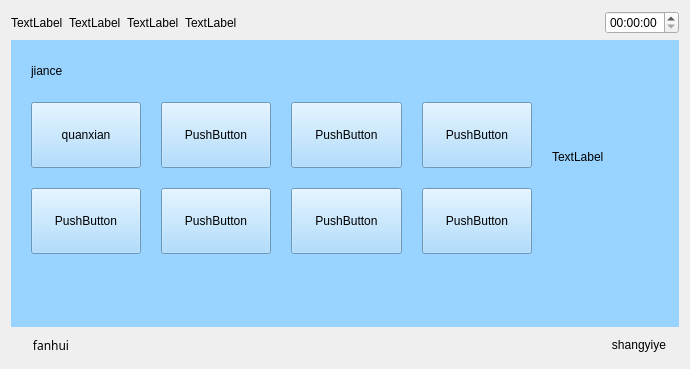
xsw258x2s5w8/WeightSensor, file WeighSensor/jiance.ui: the form before one commit.
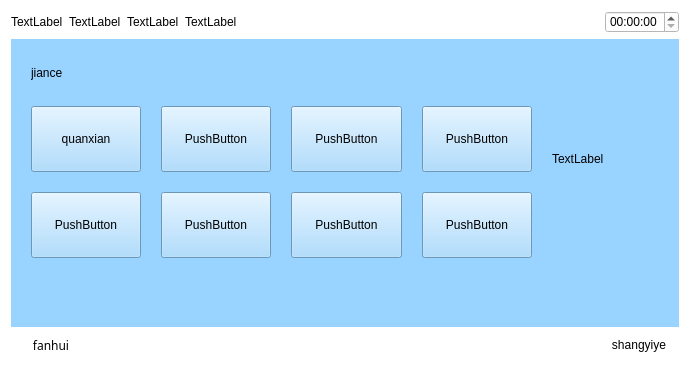
The form after the commit.

```diff
--- a/WeighSensor/jiance.ui
+++ b/WeighSensor/jiance.ui
@@ -13,6 +13,9 @@
   <property name="windowTitle">
    <string>Form</string>
   </property>
+  <property name="styleSheet">
+   <string notr="true">background-color: rgb(255, 255, 255);</string>
+  </property>
   <layout class="QVBoxLayout" name="verticalLayout" stretch="1,5,1">
    <item>
     <layout class="QHBoxLayout" name="horizontalLayout_5">
@@ -82,7 +85,7 @@
         <x>0</x>
         <y>0</y>
         <width>671</width>
-        <height>234</height>
+        <height>239</height>
        </rect>
       </property>
       <layout class="QGridLayout" name="gridLayout_2" rowminimumheight="1,2,1">
```
